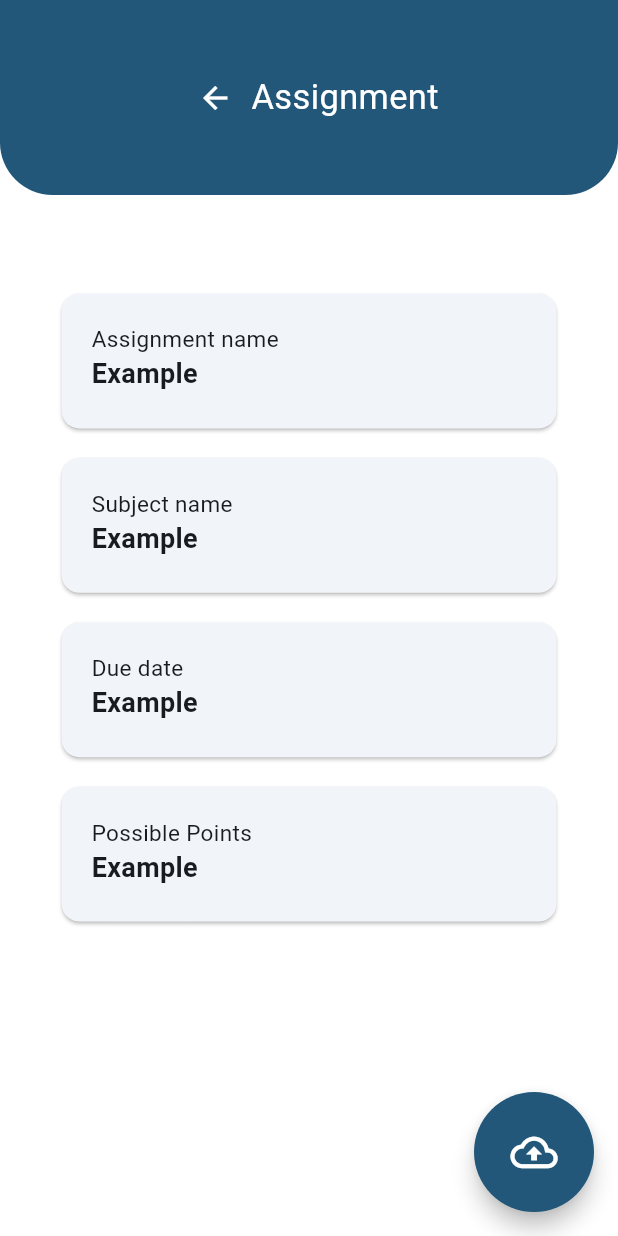
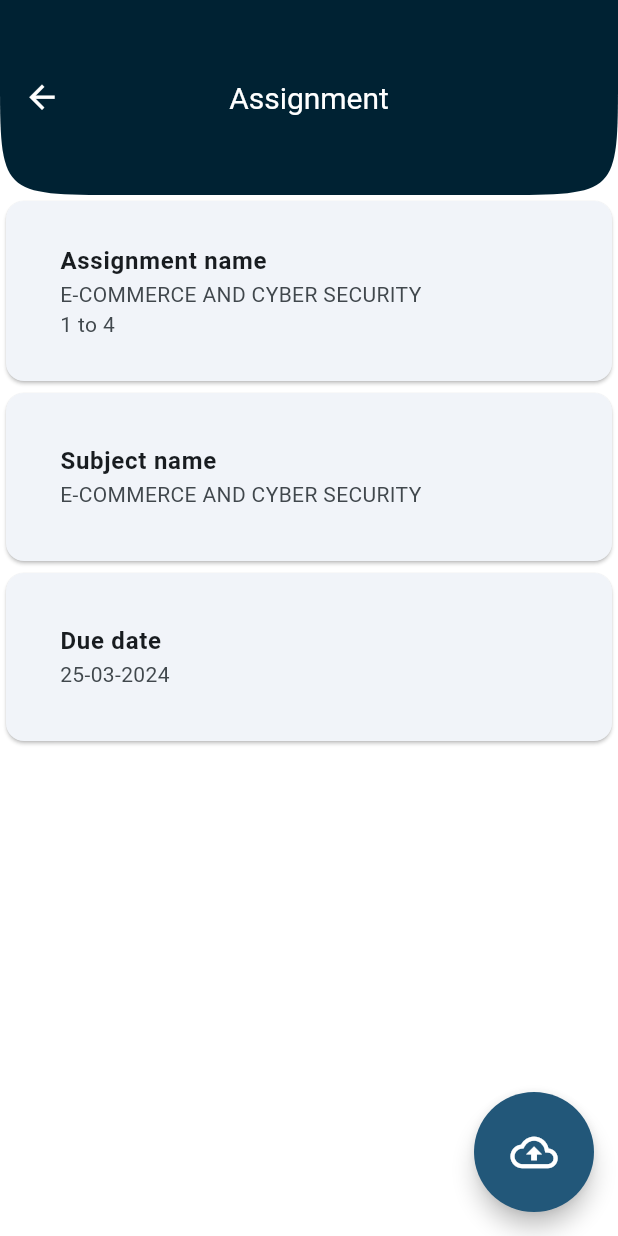
Before and after one commit to Mukund-K91/clg_project, a Flutter app: the Studentassignment screen opened directly, on a phone screen of 412 x 824 dp. Run offline on Flutter 3.47's test engine with Material 3 defaults, Android fonts, the light colour scheme and no system bars; our stand-ins replace awesome_dialog, carousel_slider, cloud_firestore, connectivity_plus, dotted_border, file_picker and 8 more; missing offline and left inert: flutter_file_downloader; accounts and stored records are empty.

Commit message:
Minor Changes

```diff
--- a/lib/event_screen.dart
+++ b/lib/event_screen.dart
@@ -37,7 +37,7 @@ class EventListState extends State<EventList> {
                 bottomRight: Radius.circular(80))),
         centerTitle: true,
         title: Text(
-          "Notice Board",
+          "News & Events",
         ),
         backgroundColor: Color(0xff002233),
       ),
--- a/lib/main.dart
+++ b/lib/main.dart
@@ -46,10 +46,10 @@ class _MyAppState extends State<MyApp> {
            // Studentassignment()
         //HomeMain()
       //SplashScreen()
-     //MainDashboard('202400101', 'Student')
+     MainDashboard('Student', '202400101')
         // Myhome()
       //EventList()
-       MainDashboard('Faculty', 'BCA-101')
+       //MainDashboard('Faculty', 'BCA-101')
         //StudentDashboard('202400101', 'Student')
         );
   }
--- a/lib/student/Studentassignment.dart
+++ b/lib/student/Studentassignment.dart
@@ -1,3 +1,4 @@
+import 'package:clg_project/reusable_widget/reusable_appbar.dart';
 import 'package:flutter/cupertino.dart';
 import 'package:flutter/material.dart';
 
@@ -12,61 +13,20 @@ class _StudentassignmentState extends State<Studentassignment> {
   @override
   Widget build(BuildContext context) {
     return Scaffold(
+      appBar: CustomAppBar(title: 'Assignment'),
       backgroundColor: const Color(0xffffffff),
       body: SingleChildScrollView(
+        physics: AlwaysScrollableScrollPhysics(),
         child: Column(
           children: [
-            Container(
-              height: 130,
-              decoration: const BoxDecoration(
-                color: Color(0xff225779),
-                borderRadius: BorderRadius.only(
-                  bottomLeft: Radius.circular(35),
-                  bottomRight: Radius.circular(35),
-                ),
-              ),
-              child: Row(
-                mainAxisAlignment: MainAxisAlignment.center,
-                crossAxisAlignment: CrossAxisAlignment.center,
-                children: [
-                  Align(
-                    alignment: Alignment.centerLeft,
-                    child: IconButton(
-                        onPressed: () {},
-                        icon: const Icon(
-                          Icons.arrow_back,
-                          color: Colors.white,
-                        )),
-                  ),
-                  const Text(
-                    'Assignment',
-                    style: TextStyle(color: Colors.white, fontSize: 23),
-                  ),
-                ],
-              ),
+            Card(
+              child: _SampleCard(cardName: "Assignment name", cardDes: 'E-COMMERCE AND CYBER SECURITY\n1 to 4',),
             ),
-            const SizedBox(
-              height: 50,
+            Card(
+              child: _SampleCard(cardName: "Subject name", cardDes: 'E-COMMERCE AND CYBER SECURITY',),
             ),
-            const SizedBox(
-              height: 450,
-              child: Column(
-                mainAxisAlignment: MainAxisAlignment.spaceEvenly,
-                children: [
-                  Card(
-                    child: _SampleCard(cardName: "Assignment name"),
-                  ),
-                  Card(
-                    child: _SampleCard(cardName: "Subject name"),
-                  ),
-                  Card(
-                    child: _SampleCard(cardName: "Due date"),
-                  ),
-                  Card(
-                    child: _SampleCard(cardName: "Possible Points"),
-                  ),
-                ],
-              ),
+            Card(
+              child: _SampleCard(cardName: "Due date", cardDes: '25-03-2024',),
             ),
           ],
         ),
@@ -90,31 +50,20 @@ class _StudentassignmentState extends State<Studentassignment> {
 }
 
 class _SampleCard extends StatelessWidget {
-  const _SampleCard({required this.cardName});
+  const _SampleCard({required this.cardName, required this.cardDes});
 
   final String cardName;
+  final String cardDes;
+
 
   @override
   Widget build(BuildContext context) {
-    return SizedBox(
-      width: 330,
-      height: 90,
-      child: Padding(
-        padding: const EdgeInsets.all(20),
-        child: Column(
-          crossAxisAlignment: CrossAxisAlignment.start,
-          children: [
-            Text(
-              cardName,
-              style: const TextStyle(fontSize: 15),
-            ),
-            const Text(
-              "Example",
-              style: TextStyle(fontSize: 18, fontWeight: FontWeight.bold),
-            )
-          ],
-        ),
-      ),
+    return Padding(
+      padding: const EdgeInsets.all(20),
+      child:ListTile(
+        title: Text(cardName,style: TextStyle(fontWeight: FontWeight.bold),),
+        subtitle: Text(cardDes),
+      )
     );
   }
 }
--- a/lib/student/student_dashboard.dart
+++ b/lib/student/student_dashboard.dart
@@ -1,6 +1,8 @@
 import 'package:clg_project/event_screen.dart';
+import 'package:clg_project/noticeboard.dart';
 import 'package:clg_project/reusable_widget/img_slider.dart';
 import 'package:clg_project/reusable_widget/notice_board_list.dart';
+import 'package:clg_project/student/Studentassignment.dart';
 import 'package:clg_project/student/attendance.dart';
 import 'package:clg_project/student/profile.dart';
 import 'package:cloud_firestore/cloud_firestore.dart';
@@ -63,8 +65,7 @@ class StudentDashboard extends StatelessWidget {
                 " | " +
                 userData['division'];
             final String ProfileUrl = userData['Profile Img'];
-            return
-              Column(
+            return Column(
               children: [
                 Container(
                   height: MediaQuery.of(context).size.height / 7,
@@ -87,8 +88,8 @@ class StudentDashboard extends StatelessWidget {
                                 Navigator.push(
                                     context,
                                     MaterialPageRoute(
-                                      builder: (context) =>
-                                          Profile(userData['User Id'],'Student'),
+                                      builder: (context) => Profile(
+                                          userData['User Id'], 'Student'),
                                     ));
                               },
                               child: ListTile(
@@ -207,8 +208,12 @@ class StudentDashboard extends StatelessWidget {
                               children: [
                                 IconButton(
                                   onPressed: () async {
-                                    await pagenotfound(context,
-                                        'No assignment to submit woo hoo :)');
+                                    Navigator.push(
+                                        context,
+                                        MaterialPageRoute(
+                                          builder: (context) =>
+                                              Studentassignment(),
+                                        ));
                                   },
                                   iconSize: 50,
                                   icon: const Icon(
@@ -259,12 +264,15 @@ class StudentDashboard extends StatelessWidget {
                               Navigator.push(
                                   context,
                                   MaterialPageRoute(
-                                    builder: (context) => EventList(),
+                                    builder: (context) => NoticeBoard(
+                                        userData['First Name'], _user),
                                   ));
                             },
                             child: Text("view all >>")),
                       ),
-                      buildEventList()
+                      SizedBox(
+                        height: 30,
+                      )
                     ],
                   ),
                 ))
@@ -275,5 +283,4 @@ class StudentDashboard extends StatelessWidget {
       ),
     );
   }
-
 }
```
